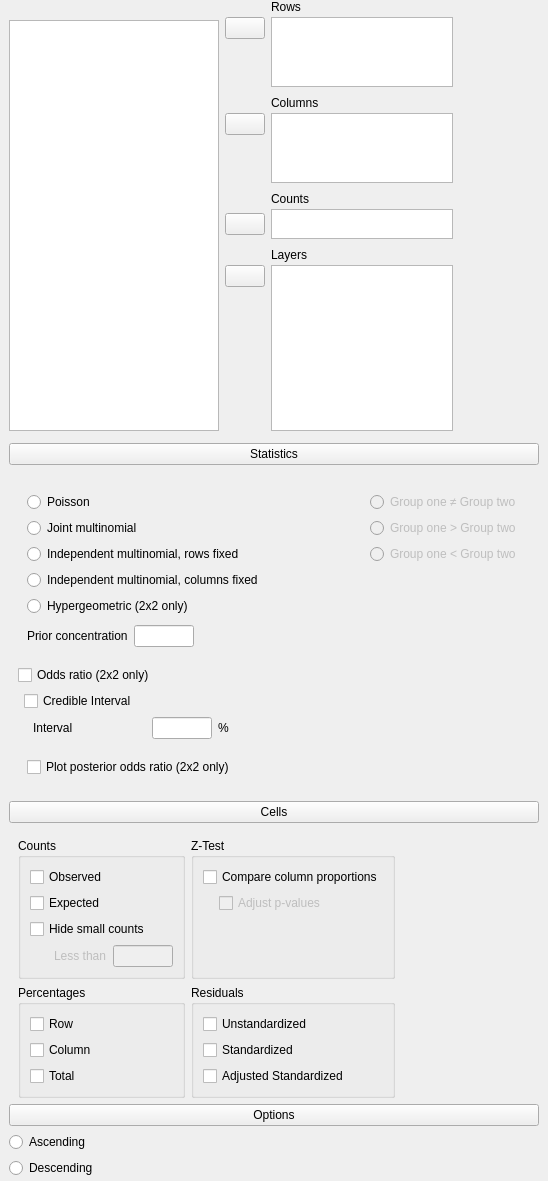
Above: JASP-Desktop/analysisforms/crosstabsbayesianform.ui from jasp-stats/jasp-desktop before the change. Below: the same form after it.
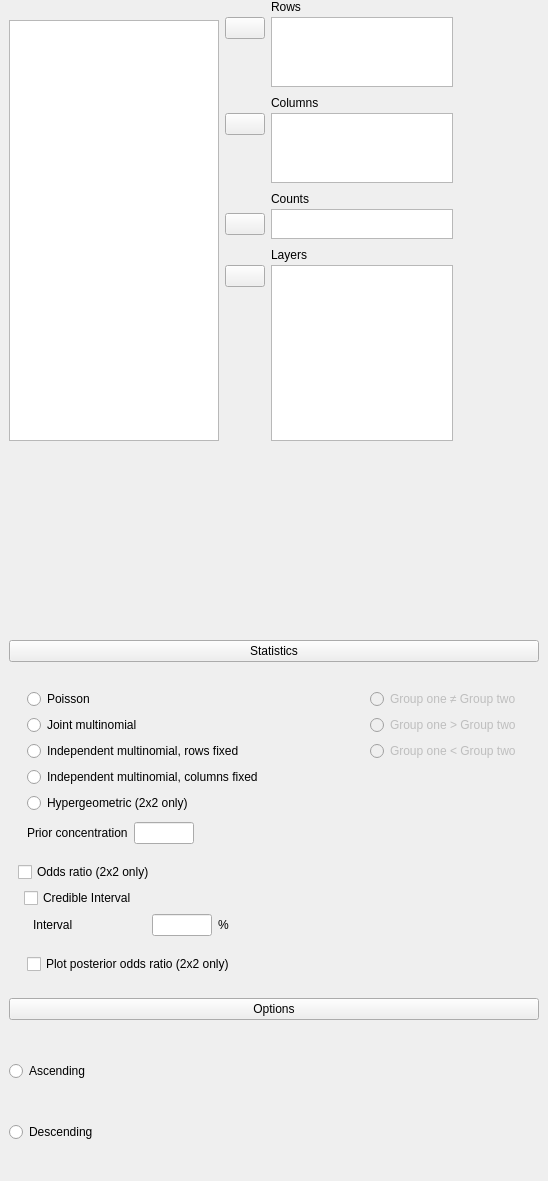
That is the form after the change. Custom widgets are drawn as their Qt base class.

```diff
--- a/JASP-Desktop/analysisforms/crosstabsbayesianform.ui
+++ b/JASP-Desktop/analysisforms/crosstabsbayesianform.ui
@@ -411,209 +411,6 @@
     </widget>
    </item>
    <item row="3" column="0" colspan="2">
-    <widget class="QWidget" name="groupCellDisplay" native="true">
-     <layout class="QGridLayout" name="gridLayout_9">
-      <property name="topMargin">
-       <number>3</number>
-      </property>
-      <property name="bottomMargin">
-       <number>3</number>
-      </property>
-      <item row="0" column="0" colspan="3">
-       <widget class="ExpanderButton" name="pushButton_2">
-        <property name="text">
-         <string>Cells</string>
-        </property>
-       </widget>
-      </item>
-      <item row="1" column="0" colspan="3">
-       <widget class="QWidget" name="panelCells" native="true">
-        <layout class="QGridLayout" name="gridLayout_17">
-         <property name="bottomMargin">
-          <number>0</number>
-         </property>
-         <item row="1" column="0">
-          <widget class="GroupBox" name="groupBox_3">
-           <property name="title">
-            <string>Percentages</string>
-           </property>
-           <layout class="QGridLayout" name="gridLayout_7">
-            <item row="0" column="0">
-             <widget class="BoundCheckBox" name="percentages_row">
-              <property name="text">
-               <string>Row</string>
-              </property>
-             </widget>
-            </item>
-            <item row="1" column="0">
-             <widget class="BoundCheckBox" name="percentages_column">
-              <property name="text">
-               <string>Column</string>
-              </property>
-             </widget>
-            </item>
-            <item row="2" column="0">
-             <widget class="BoundCheckBox" name="percentages_total">
-              <property name="text">
-               <string>Total</string>
-              </property>
-             </widget>
-            </item>
-           </layout>
-          </widget>
-         </item>
-         <item row="1" column="1">
-          <widget class="GroupBox" name="groupBox_4">
-           <property name="title">
-            <string>Residuals</string>
-           </property>
-           <layout class="QGridLayout" name="gridLayout_8">
-            <item row="0" column="0">
-             <widget class="BoundCheckBox" name="residuals_unstandardized">
-              <property name="text">
-               <string>Unstandardized</string>
-              </property>
-             </widget>
-            </item>
-            <item row="1" column="0">
-             <widget class="BoundCheckBox" name="residuals_standardized">
-              <property name="text">
-               <string>Standardized</string>
-              </property>
-             </widget>
-            </item>
-            <item row="2" column="0">
-             <widget class="BoundCheckBox" name="residuals_adjustedStandardized">
-              <property name="text">
-               <string>Adjusted Standardized</string>
-              </property>
-             </widget>
-            </item>
-           </layout>
-          </widget>
-         </item>
-         <item row="0" column="0">
-          <widget class="QGroupBox" name="groupBox">
-           <property name="title">
-            <string>Counts</string>
-           </property>
-           <layout class="QGridLayout" name="gridLayout_5">
-            <item row="0" column="0" colspan="2">
-             <widget class="BoundCheckBox" name="countsObserved">
-              <property name="text">
-               <string>Observed</string>
-              </property>
-             </widget>
-            </item>
-            <item row="1" column="0" colspan="2">
-             <widget class="BoundCheckBox" name="countsExpected">
-              <property name="text">
-               <string>Expected</string>
-              </property>
-             </widget>
-            </item>
-            <item row="2" column="0" colspan="3">
-             <widget class="BoundCheckBox" name="hideSmallCounts">
-              <property name="text">
-               <string>Hide small counts</string>
-              </property>
-             </widget>
-            </item>
-            <item row="3" column="0">
-             <widget class="QWidget" name="widget_12" native="true">
-              <property name="maximumSize">
-               <size>
-                <width>20</width>
-                <height>16777215</height>
-               </size>
-              </property>
-             </widget>
-            </item>
-            <item row="3" column="1">
-             <widget class="QLabel" name="counts_hideSmallCountsLessThanLabel">
-              <property name="enabled">
-               <bool>false</bool>
-              </property>
-              <property name="text">
-               <string>Less than</string>
-              </property>
-             </widget>
-            </item>
-            <item row="3" column="2">
-             <widget class="BoundTextBox" name="hideSmallCountsLessThan">
-              <property name="enabled">
-               <bool>false</bool>
-              </property>
-              <property name="maximumSize">
-               <size>
-                <width>60</width>
-                <height>16777215</height>
-               </size>
-              </property>
-             </widget>
-            </item>
-           </layout>
-          </widget>
-         </item>
-         <item row="0" column="1">
-          <widget class="QGroupBox" name="groupBox_2">
-           <property name="title">
-            <string>Z-Test</string>
-           </property>
-           <layout class="QGridLayout" name="gridLayout_6">
-            <item row="1" column="0">
-             <widget class="QWidget" name="widget_13" native="true">
-              <property name="maximumSize">
-               <size>
-                <width>10</width>
-                <height>16777215</height>
-               </size>
-              </property>
-             </widget>
-            </item>
-            <item row="0" column="0" colspan="2">
-             <widget class="BoundCheckBox" name="zTest_compareColumns">
-              <property name="text">
-               <string>Compare column proportions</string>
-              </property>
-             </widget>
-            </item>
-            <item row="1" column="1">
-             <widget class="BoundCheckBox" name="zTest_adjustPValues">
-              <property name="enabled">
-               <bool>false</bool>
-              </property>
-              <property name="text">
-               <string>Adjust p-values</string>
-              </property>
-             </widget>
-            </item>
-            <item row="2" column="0" colspan="2">
-             <widget class="QWidget" name="widget_14" native="true"/>
-            </item>
-           </layout>
-          </widget>
-         </item>
-         <item row="0" column="2">
-          <spacer name="horizontalSpacer">
-           <property name="orientation">
-            <enum>Qt::Horizontal</enum>
-           </property>
-           <property name="sizeHint" stdset="0">
-            <size>
-             <width>40</width>
-             <height>20</height>
-            </size>
-           </property>
-          </spacer>
-         </item>
-        </layout>
-       </widget>
-      </item>
-     </layout>
-    </widget>
-   </item>
-   <item row="4" column="0" colspan="2">
     <widget class="QWidget" name="groupOptions" native="true">
      <layout class="QGridLayout" name="gridLayout_18">
       <property name="topMargin">
@@ -954,17 +751,16 @@
    <extends>QListView</extends>
    <header>widgets/boundlistview.h</header>
   </customwidget>
+  <customwidget>
+   <class>ExpanderButton</class>
+   <extends>QPushButton</extends>
+   <header>widgets/expanderbutton.h</header>
+  </customwidget>
   <customwidget>
    <class>BoundCheckBox</class>
    <extends>QCheckBox</extends>
    <header>widgets/boundcheckbox.h</header>
   </customwidget>
-  <customwidget>
-   <class>GroupBox</class>
-   <extends>QGroupBox</extends>
-   <header>widgets/groupbox.h</header>
-   <container>1</container>
-  </customwidget>
   <customwidget>
    <class>BoundTextBox</class>
    <extends>QLineEdit</extends>
@@ -976,11 +772,6 @@
    <header>widgets/boundgroupbox.h</header>
    <container>1</container>
   </customwidget>
-  <customwidget>
-   <class>ExpanderButton</class>
-   <extends>QPushButton</extends>
-   <header>widgets/expanderbutton.h</header>
-  </customwidget>
  </customwidgets>
  <resources/>
  <connections>
```
Left out of the diff: 810 changed lines with no effect on the pictures.
